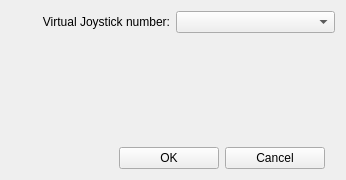
Before: the Qt Designer form FTNoIR_Protocol_SC/FTNoIR_SCcontrols.ui in opentrack/opentrack, drawn with Qt 5.
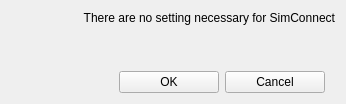
After: the same form once the commit is applied. Icons and pictures are not drawn.

What changed in the file:
```diff
--- a/FTNoIR_Protocol_SC/FTNoIR_SCcontrols.ui
+++ b/FTNoIR_Protocol_SC/FTNoIR_SCcontrols.ui
@@ -7,7 +7,7 @@
     <x>0</x>
     <y>0</y>
     <width>346</width>
-    <height>180</height>
+    <height>104</height>
    </rect>
   </property>
   <property name="windowTitle">
@@ -35,7 +35,7 @@
         </sizepolicy>
        </property>
        <property name="text">
-        <string>Virtual Joystick number:</string>
+        <string>There are no setting necessary for SimConnect</string>
        </property>
        <property name="alignment">
         <set>Qt::AlignRight|Qt::AlignTrailing|Qt::AlignVCenter</set>
@@ -45,16 +45,6 @@
        </property>
       </widget>
      </item>
-     <item>
-      <widget class="QComboBox" name="cbxSelectPPJoyNumber">
-       <property name="toolTip">
-        <string>Select Number</string>
-       </property>
-       <property name="insertPolicy">
-        <enum>QComboBox::InsertAlphabetically</enum>
-       </property>
-      </widget>
-     </item>
     </layout>
    </item>
    <item>
```
Left out of the diff: 2 changed lines with no effect on the pictures.
